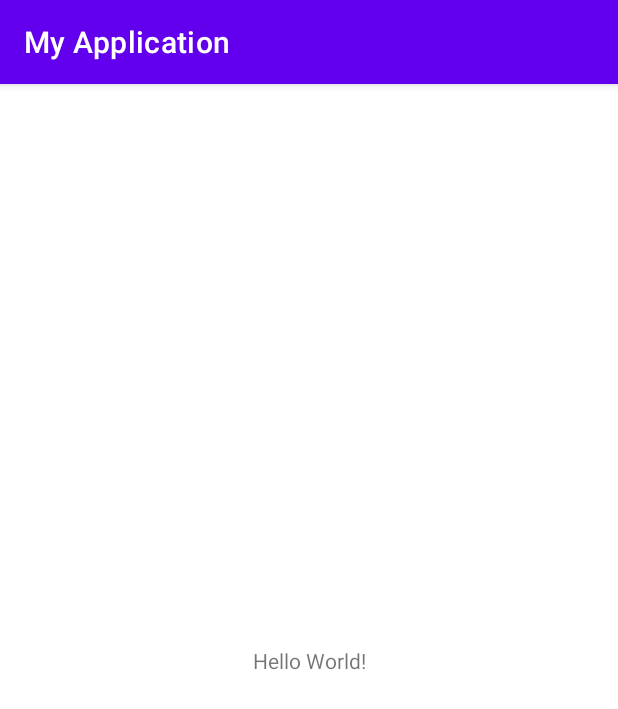
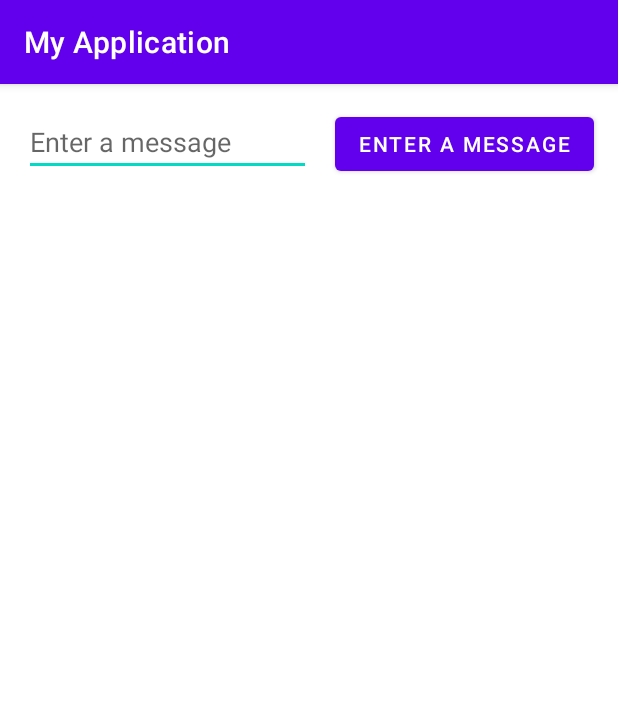
Before and after one commit to matteonu/My_Application, an Android app: the screen it shows after launch (MainActivity), on a phone screen of 412 x 824 dp. Shown: the top 709 px of the screen. Run offline under Robolectric (Android 15) with nearby library versions, the phone set to English and light mode, and no system bars.

```diff
--- a/app/src/main/AndroidManifest.xml
+++ b/app/src/main/AndroidManifest.xml
@@ -9,6 +9,12 @@
         android:roundIcon="@mipmap/ic_launcher_round"
         android:supportsRtl="true"
         android:theme="@style/Theme.MyApplication">
+        <activity android:name=".DisplayMessageActivity"
+            android:parentActivityName=".MainActivity">
+            <meta-data
+                android:name="android.support.PARENT_ACTIVITY"
+                android:value=".MainActivity"/>
+        </activity>
         <activity android:name=".MainActivity">
             <intent-filter>
                 <action android:name="android.intent.action.MAIN" />
--- a/app/src/main/res/layout/activity_main.xml
+++ b/app/src/main/res/layout/activity_main.xml
@@ -6,13 +6,33 @@
     android:layout_height="match_parent"
     tools:context=".MainActivity">
 
-    <TextView
+    <EditText
+        android:id="@+id/editText"
+        android:layout_width="0dp"
+        android:layout_height="wrap_content"
+        android:layout_marginStart="16dp"
+        android:layout_marginLeft="16dp"
+        android:layout_marginTop="16dp"
+        android:ems="10"
+        android:hint="@string/edit_message"
+        android:inputType="textPersonName"
+        app:layout_constraintEnd_toStartOf="@+id/button"
+        app:layout_constraintHorizontal_bias="0.5"
+        app:layout_constraintStart_toStartOf="parent"
+        app:layout_constraintTop_toTopOf="parent" />
+
+    <Button
+        android:id="@+id/button"
         android:layout_width="wrap_content"
         android:layout_height="wrap_content"
-        android:text="Hello World!"
-        app:layout_constraintBottom_toBottomOf="parent"
-        app:layout_constraintLeft_toLeftOf="parent"
-        app:layout_constraintRight_toRightOf="parent"
-        app:layout_constraintTop_toTopOf="parent" />
-
+        android:layout_marginStart="16dp"
+        android:layout_marginLeft="16dp"
+        android:layout_marginEnd="16dp"
+        android:layout_marginRight="16dp"
+        android:onClick="sendMessage"
+        android:text="@string/edit_message"
+        app:layout_constraintBaseline_toBaselineOf="@+id/editText"
+        app:layout_constraintEnd_toEndOf="parent"
+        app:layout_constraintHorizontal_bias="0.5"
+        app:layout_constraintStart_toEndOf="@+id/editText" />
 </androidx.constraintlayout.widget.ConstraintLayout>
--- a/app/src/main/res/values/strings.xml
+++ b/app/src/main/res/values/strings.xml
@@ -1,3 +1,5 @@
 <resources>
     <string name="app_name">My Application</string>
+    <string name="edit_message">Enter a message</string>
+    <string name="button_send">Send</string>
 </resources>
```
Also changed, not shown: app/src/main/java/com/example/myapplication/DisplayMessageActivity.java (added, +22 -0 lines), app/src/main/java/com/example/myapplication/MainActivity.java (+12 -1 lines), app/src/main/res/layout/activity_display_message.xml (added, +18 -0 lines).
